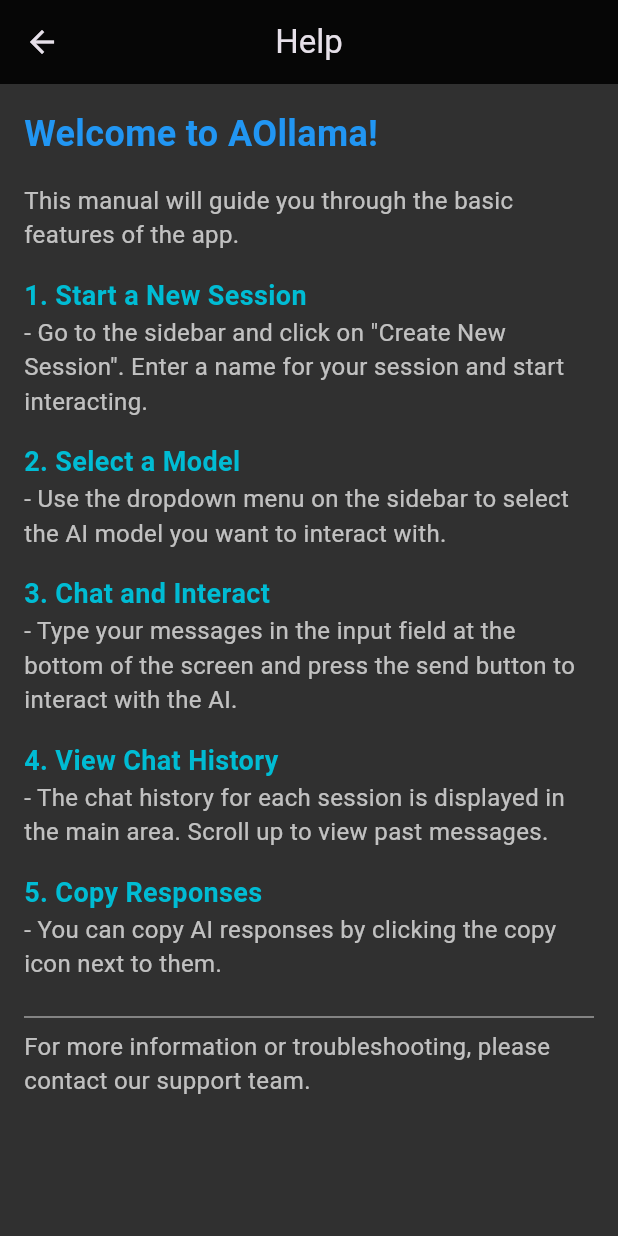
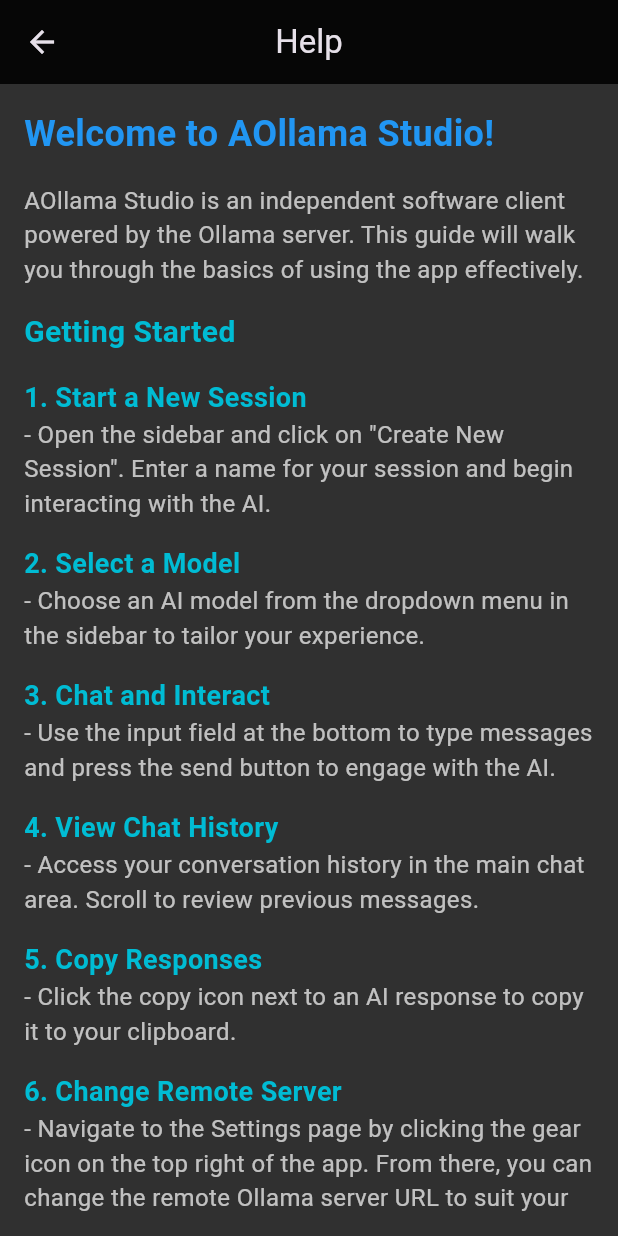
Before and after one commit to ayman3000/aollama, a Flutter app: the HelpView screen opened directly, on a phone screen of 412 x 824 dp. Run offline on Flutter 3.47's test engine with Material 3 defaults, Android fonts, the phone set to English and light mode, and no system bars; our stand-ins replace flutter_riverpod, hive, hive_flutter; accounts and stored records are empty; network calls fail.

Commit message:
ready to stable version 0.2

```diff
--- a/lib/services/database_service.dart
+++ b/lib/services/database_service.dart
@@ -19,7 +19,7 @@
       Hive.registerAdapter(MessageAdapter());
     }
 
-    await resetDatabase();
+    // await resetDatabase();
 
     try {
       await Hive.openBox<Session>(DatabaseService.sessionsBoxName);
--- a/lib/views/help_view.dart
+++ b/lib/views/help_view.dart
@@ -19,7 +19,7 @@
             crossAxisAlignment: CrossAxisAlignment.start,
             children: [
               Text(
-                'Welcome to AOllama!',
+                'Welcome to AOllama Studio!',
                 style: TextStyle(
                   fontSize: 24,
                   fontWeight: FontWeight.bold,
@@ -28,8 +28,17 @@
               ),
               SizedBox(height: 16),
               Text(
-                'This manual will guide you through the basic features of the app.',
+                'AOllama Studio is an independent software client powered by the Ollama server. This guide will walk you through the basics of using the app effectively.',
                 style: TextStyle(fontSize: 16, color: Colors.white70),
+              ),
+              SizedBox(height: 16),
+              Text(
+                'Getting Started',
+                style: TextStyle(
+                  fontSize: 20,
+                  fontWeight: FontWeight.bold,
+                  color: Colors.cyan,
+                ),
               ),
               SizedBox(height: 16),
               Text(
@@ -41,7 +50,7 @@
                 ),
               ),
               Text(
-                '- Go to the sidebar and click on "Create New Session". Enter a name for your session and start interacting.',
+                '- Open the sidebar and click on "Create New Session". Enter a name for your session and begin interacting with the AI.',
                 style: TextStyle(fontSize: 16, color: Colors.white70),
               ),
               SizedBox(height: 16),
@@ -54,7 +63,7 @@
                 ),
               ),
               Text(
-                '- Use the dropdown menu on the sidebar to select the AI model you want to interact with.',
+                '- Choose an AI model from the dropdown menu in the sidebar to tailor your experience.',
                 style: TextStyle(fontSize: 16, color: Colors.white70),
               ),
               SizedBox(height: 16),
@@ -67,7 +76,7 @@
                 ),
               ),
               Text(
-                '- Type your messages in the input field at the bottom of the screen and press the send button to interact with the AI.',
+                '- Use the input field at the bottom to type messages and press the send button to engage with the AI.',
                 style: TextStyle(fontSize: 16, color: Colors.white70),
               ),
               SizedBox(height: 16),
@@ -80,7 +89,7 @@
                 ),
               ),
               Text(
-                '- The chat history for each session is displayed in the main area. Scroll up to view past messages.',
+                '- Access your conversation history in the main chat area. Scroll to review previous messages.',
                 style: TextStyle(fontSize: 16, color: Colors.white70),
               ),
               SizedBox(height: 16),
@@ -93,14 +102,39 @@
                 ),
               ),
               Text(
-                '- You can copy AI responses by clicking the copy icon next to them.',
+                '- Click the copy icon next to an AI response to copy it to your clipboard.',
+                style: TextStyle(fontSize: 16, color: Colors.white70),
+              ),
+              SizedBox(height: 16),
+              Text(
+                '6. Change Remote Server',
+                style: TextStyle(
+                  fontSize: 18,
+                  fontWeight: FontWeight.bold,
+                  color: Colors.cyan,
+                ),
+              ),
+              Text(
+                '- Navigate to the Settings page by clicking the gear icon on the top right of the app. From there, you can change the remote Ollama server URL to suit your setup.',
                 style: TextStyle(fontSize: 16, color: Colors.white70),
               ),
               SizedBox(height: 16),
               Divider(color: Colors.grey),
               Text(
-                'For more information or troubleshooting, please contact our support team.',
+                'Stay tuned for new features coming soon. We hope you enjoy the app!',
                 style: TextStyle(fontSize: 16, color: Colors.white70),
+              ),
+
+              SizedBox(height: 16),
+              Divider(color: Colors.grey),
+              Center(
+                child: Text(
+                  '© 2024 Ayman Hamed',
+                  style: TextStyle(
+                    fontSize: 14,
+                    color: Colors.grey,
+                  ),
+                ),
               ),
             ],
           ),
--- a/lib/widgets/platform_widgets/platform_text.dart
+++ b/lib/widgets/platform_widgets/platform_text.dart
@@ -9,17 +9,20 @@
   final TextStyle? materialStyle;
   final TextStyle? cupertinoStyle;
   final TextAlign? textAlign;
+  final Map<String,dynamic>? style;
 
-  PlatformText({
-    Key? key,
+  const PlatformText( {
+    super.key,
     required this.text,
     this.materialStyle,
     this.cupertinoStyle,
     this.textAlign,
-  }) : super(key: key);
+    this.style
+  });
 
   @override
   Widget buildCupertinoWidget(BuildContext context) {
+    TextStyle inferredStyle = TextStyle(fontSize: style?['fontSize'] ?? 16);
     return Text(
       text,
       style: cupertinoStyle ?? const TextStyle(fontSize: 18.0, color: CupertinoColors.white),
```
